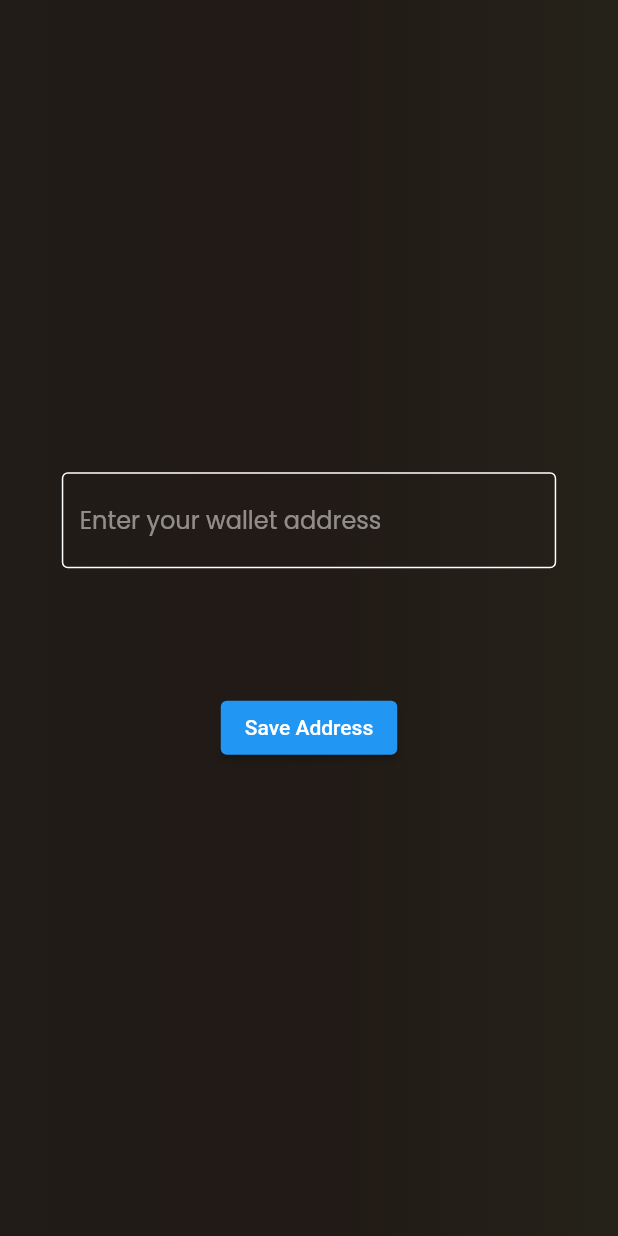
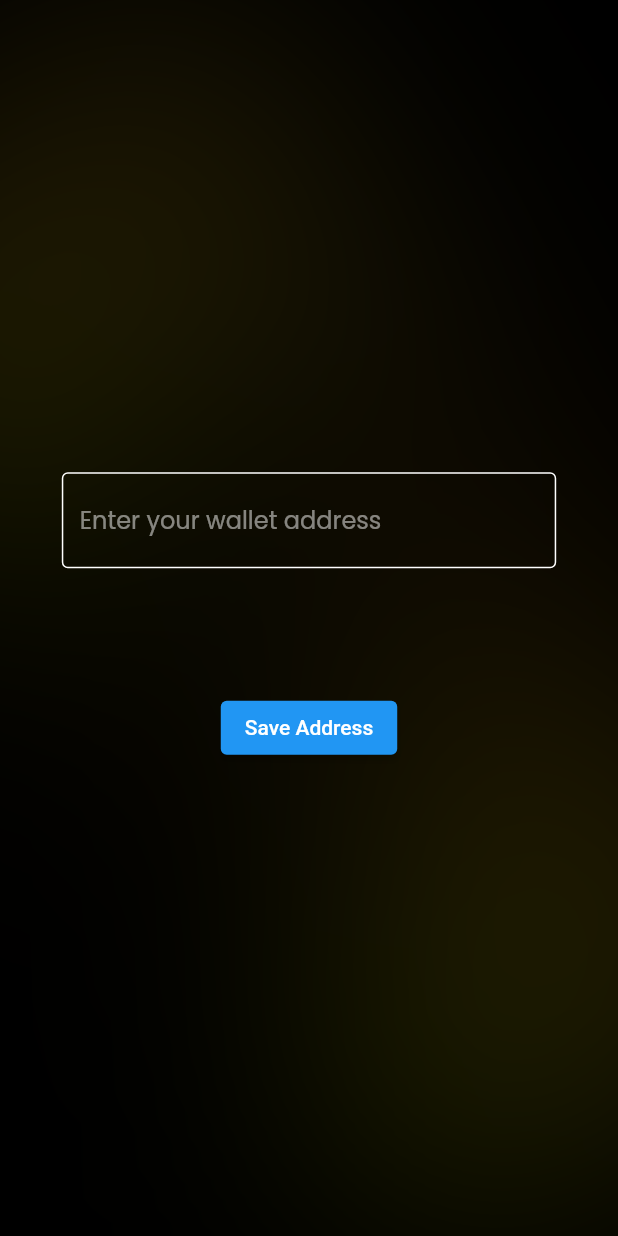
Before and after one commit to shashvat1965/Eth-Wallet-Tracker, a Flutter app: the screen it shows after launch, after a tap on "Save Address", on a phone screen of 412 x 824 dp. Run offline on Flutter 3.47's test engine with Material 2 defaults, Android fonts, the phone set to English and light mode, and no system bars; our stand-ins replace flutter_dotenv, flutter_screenutil, flutter_svg, google_fonts, persistent_bottom_nav_bar_v2; statements that could not run were skipped.

Commit message:
ADD: Animations on Input Screen

```diff
--- a/lib/input_screen/ui/address_input.dart
+++ b/lib/input_screen/ui/address_input.dart
@@ -1,7 +1,10 @@
+import 'dart:ui';
+
 import 'package:cypherock_task/api/api_calls.dart';
 import 'package:cypherock_task/input_screen/input_screen_view_model.dart';
 import 'package:flutter/material.dart';
 import 'package:flutter_screenutil/flutter_screenutil.dart';
+import 'package:flutter_svg/svg.dart';
 import 'package:google_fonts/google_fonts.dart';
 
 import '../../navbar.dart';
@@ -13,9 +16,44 @@ class InputScreen extends StatefulWidget {
   State<InputScreen> createState() => _InputScreenState();
 }
 
-class _InputScreenState extends State<InputScreen> {
+class _InputScreenState extends State<InputScreen>
+    with TickerProviderStateMixin {
   String inputText = "";
   ValueNotifier<bool> isLoading = ValueNotifier(false);
+  bool blockTap = false;
+
+  late final AnimationController backgroundRotationController =
+      AnimationController(
+          vsync: this, duration: const Duration(milliseconds: 10000))
+        ..repeat();
+  late final Animation<double> _rotationAnimation =
+      Tween<double>(begin: 0.0, end: 1.0).animate(CurvedAnimation(
+          parent: backgroundRotationController, curve: Curves.linear));
+
+  late final AnimationController textFieldShakeController = AnimationController(
+    duration: const Duration(milliseconds: 150),
+    vsync: this,
+  );
+  late final Animation<Offset> _textFieldOffsetAnimation =
+      TweenSequence<Offset>([
+    TweenSequenceItem(
+        tween: Tween<Offset>(begin: Offset.zero, end: const Offset(0.125, 0.0)),
+        weight: 1),
+    TweenSequenceItem(
+        tween: Tween<Offset>(begin: const Offset(0.125, 0.0), end: Offset.zero),
+        weight: 1),
+    TweenSequenceItem(
+        tween:
+            Tween<Offset>(begin: Offset.zero, end: const Offset(-0.0625, 0.0)),
+        weight: 1),
+    TweenSequenceItem(
+        tween:
+            Tween<Offset>(begin: const Offset(-0.0625, 0.0), end: Offset.zero),
+        weight: 1),
+  ]).animate(CurvedAnimation(
+    parent: textFieldShakeController,
+    curve: Curves.linear,
+  ));
 
   handlePress() async {
     isLoading.value = true;
@@ -35,22 +73,30 @@ class _InputScreenState extends State<InputScreen> {
   @override
   Widget build(BuildContext context) {
     return Scaffold(
-      body: Container(
-          width: double.infinity,
-          decoration: const BoxDecoration(
-              gradient: LinearGradient(colors: [
-            Color(0xff211C18),
-            Color(0xff211A16),
-            Color(0xff252219)
-          ])),
-          child: ValueListenableBuilder(
+      backgroundColor: Colors.black,
+      body: SizedBox(
+          width: 1.sw,
+          child: Stack(children: [
+            ImageFiltered(
+                imageFilter: ImageFilter.blur(sigmaX: 90, sigmaY: 90),
+                child: RotationTransition(
+                    turns: _rotationAnimation,
+                    child: SvgPicture.asset(
+                      "assets/images/loginBackground.svg",
+                      height: 1.sh,
+                      width: 1.sw,
+                    ))),
+            ValueListenableBuilder(
                 valueListenable: isLoading,
                 builder: (context, bool value, child) {
                   if (!value) {
-                  return Column(
+                    return Center(
+                      child: Column(
                         mainAxisAlignment: MainAxisAlignment.center,
                         children: [
-                      SizedBox(
+                          SlideTransition(
+                            position: _textFieldOffsetAnimation,
+                            child: SizedBox(
                               width: 0.8.sw,
                               child: TextFormField(
                                 decoration: InputDecoration(
@@ -58,11 +104,14 @@ class _InputScreenState extends State<InputScreen> {
                                   hintStyle: GoogleFonts.poppins(
                                       color: Colors.white.withOpacity(0.5)),
                                   focusedBorder: const OutlineInputBorder(
-                                borderSide: BorderSide(color: Colors.white)),
+                                      borderSide:
+                                          BorderSide(color: Colors.white)),
                                   disabledBorder: const OutlineInputBorder(
-                                borderSide: BorderSide(color: Colors.white)),
+                                      borderSide:
+                                          BorderSide(color: Colors.white)),
                                   enabledBorder: const OutlineInputBorder(
-                                borderSide: BorderSide(color: Colors.white)),
+                                      borderSide:
+                                          BorderSide(color: Colors.white)),
                                 ),
                                 style: GoogleFonts.poppins(color: Colors.white),
                                 onChanged: (value) {
@@ -70,18 +119,28 @@ class _InputScreenState extends State<InputScreen> {
                                 },
                               ),
                             ),
+                          ),
                           SizedBox(
                             height: 0.1.sh,
                           ),
                           ElevatedButton(
                               onPressed: () async {
+                                if (!blockTap) {
+                                  textFieldShakeController.reset();
                                   ApiCalls.address = inputText;
                                   if (inputText != "") {
                                     await handlePress();
+                                  } else {
+                                    blockTap = true;
+                                    textFieldShakeController
+                                        .forward()
+                                        .then((value) => blockTap = false);
+                                  }
                                 }
                               },
                               child: const Text("Save Address"))
                         ],
+                      ),
                     );
                   } else {
                     return const Center(
@@ -90,7 +149,8 @@ class _InputScreenState extends State<InputScreen> {
                       ),
                     );
                   }
-              })),
+                }),
+          ])),
     );
   }
 }
--- a/pubspec.yaml
+++ b/pubspec.yaml
@@ -69,6 +69,7 @@ flutter:
     - assets/navbar_icons/
     - assets/icons/
     - .env
+    - assets/images/
 
   # An image asset can refer to one or more resolution-specific "variants", see
   # https://flutter.dev/assets-and-images/#resolution-aware
```
Also changed, not shown: assets/images/loginBackground.svg (added). Lines whose indentation alone changed are shown as unchanged.
